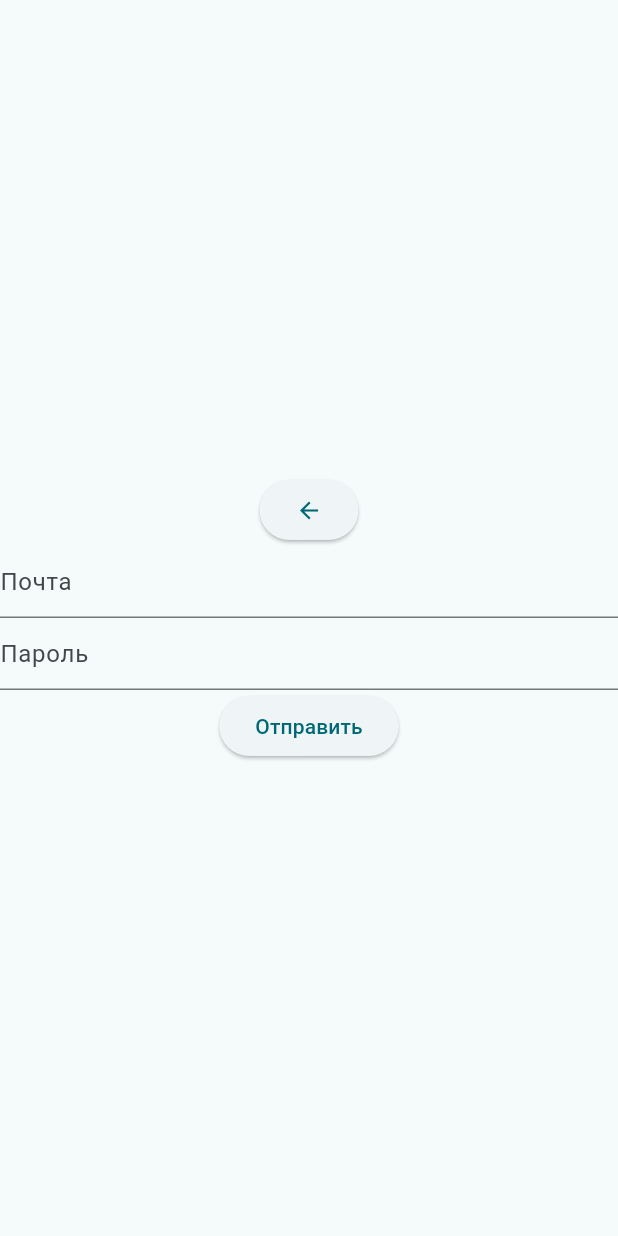
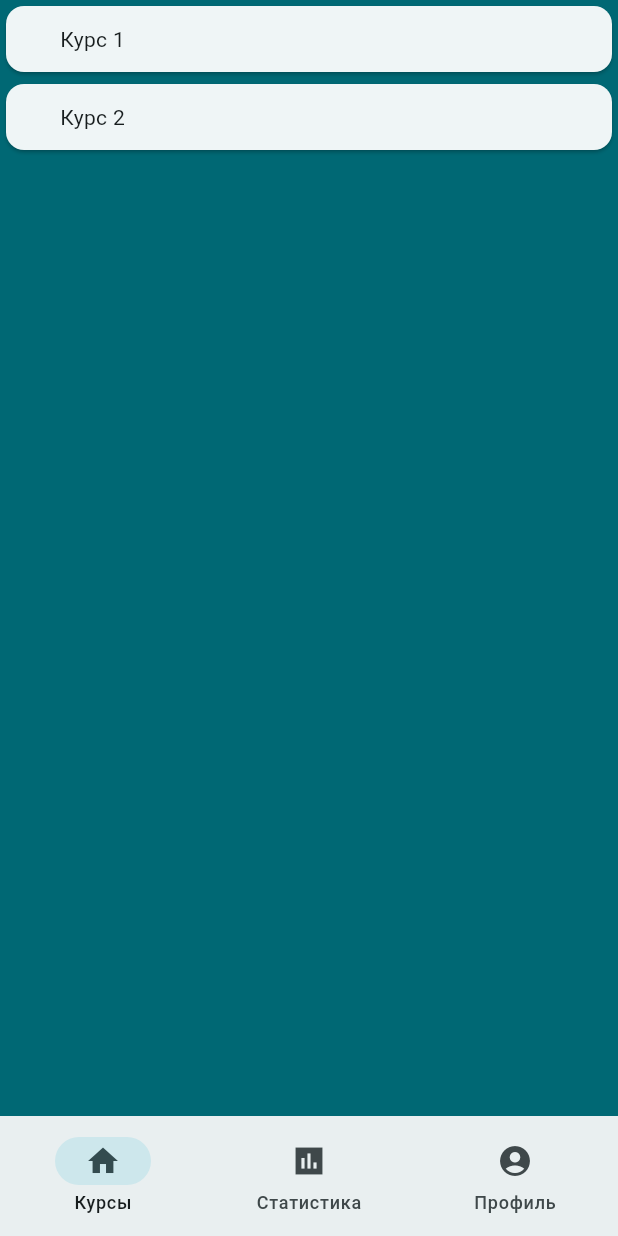
Before and after one commit to andrey-zinoviev-dev/flutter-sova, a Flutter app: the CustomForm screen opened directly, after a tap on "Отправить", on a phone screen of 412 x 824 dp. Run offline on Flutter 3.47's test engine with Material 3 defaults, Android fonts, the phone set to English and light mode, and no system bars.

Commit message:
added navigation

```diff
--- a/lib/main.dart
+++ b/lib/main.dart
@@ -28,7 +28,8 @@ class MyApp extends StatelessWidget {
         //
         // This works for code too, not just values: Most code changes can be
         // tested with just a hot reload.
-        colorScheme: ColorScheme.fromSeed(seedColor: const Color.fromARGB(255, 243, 243, 243)),
+        colorScheme: ColorScheme.fromSeed(
+            seedColor: const Color.fromARGB(255, 243, 243, 243)),
         // useMaterial3: true,
       ),
       home: const MyHomePage(title: 'Flutter Demo Home Page'),
@@ -55,7 +56,6 @@ class MyHomePage extends StatefulWidget {
 }
 
 class _MyHomePageState extends State<MyHomePage> {
-
   void _incrementCounter() {
     setState(() {
       // This call to setState tells the Flutter framework that something has
@@ -75,10 +75,7 @@ class _MyHomePageState extends State<MyHomePage> {
     // fast, so that you can just rebuild anything that needs updating rather
     // than having to individually change instances of widgets.
     return Scaffold(
-
-      body: Center(
-        child: WelcomeWidget()
-      ),
+      body: Center(child: WelcomeWidget()),
       // appBar: AppBar(
 
       // ),
@@ -99,19 +96,23 @@ class WelcomeWidget extends StatelessWidget {
 
   @override
   Widget build(BuildContext context) {
-
-    return
-      Container(
+    return Container(
       padding: EdgeInsets.all(16.0),
       color: Color.fromRGBO(243, 243, 243, 1),
       child: Column(
         mainAxisAlignment: MainAxisAlignment.center,
-          children: [Text("SOVA", style: TextStyle(
-            fontSize: 64,
-            fontWeight: FontWeight.w500
-          )), Text("Добро пожаловать! Войдите в свой профиль, чтобы приступить к занятиям."), ElevatedButton(onPressed: () {
-            Navigator.push(context, MaterialPageRoute(builder: (context) => CustomForm()));
-          }, child: Text("Войти"))],
+        children: [
+          Text("SOVA",
+              style: TextStyle(fontSize: 64, fontWeight: FontWeight.w500)),
+          Text(
+              "Добро пожаловать! Войдите в свой профиль, чтобы приступить к занятиям."),
+          ElevatedButton(
+              onPressed: () {
+                Navigator.push(context,
+                    MaterialPageRoute(builder: (context) => CustomForm()));
+              },
+              child: Text("Войти"))
+        ],
       ),
     );
     //  Column(
@@ -126,42 +127,158 @@ class WelcomeWidget extends StatelessWidget {
   }
 }
 
+class MainScreen extends StatefulWidget {
+  const MainScreen({super.key});
+
+  @override
+  State<MainScreen> createState() => _MainScreenState();
+}
+
+class _MainScreenState extends State<MainScreen> {
+  int index = 0;
+
+  @override
+  Widget build(BuildContext context) {
+    Widget screen;
+    switch (index) {
+      case 0:
+        screen = CoursesPage();
+        break;
+      case 1:
+        screen = Statspage();
+        break;
+      case 2:
+        screen = ProfilePage();
+        break;
+      default:
+        throw UnimplementedError('no widget for $index');
+    }
+    return Scaffold(
+        body: Container(
+          color: Theme.of(context).primaryColor,
+          child: screen,
+        ),
+        bottomNavigationBar: NavigationBar(
+            onDestinationSelected: (int currentIndex) {
+              setState(() {
+                index = currentIndex;
+              });
+            },
+            selectedIndex: index,
+            destinations: [
+              NavigationDestination(icon: Icon(Icons.home), label: "Курсы"),
+              NavigationDestination(
+                  icon: Icon(Icons.assessment_sharp), label: "Статистика"),
+              NavigationDestination(
+                  icon: Icon(Icons.account_circle), label: "Профиль"),
+            ]));
+  }
+}
+
 class CustomForm extends StatelessWidget {
   const CustomForm({
     super.key,
   });
-
-
 
   @override
   Widget build(BuildContext context) {
     // final theme = Theme.of(context);
     return Scaffold(
       body: Center(
-        child: Form(child:
-      Column(
+        child: Padding(
+          padding: const EdgeInsets.all(8.0),
+          child: Form(
+              child: Column(
             mainAxisAlignment: MainAxisAlignment.center,
             children: [
-          ElevatedButton(onPressed: () {
+              ElevatedButton(
+                  onPressed: () {
                     Navigator.pop(context);
-          }, child: Icon(Icons.arrow_back)),
-          TextField(decoration:
-            InputDecoration(
+                  },
+                  child: Icon(Icons.arrow_back)),
+              TextField(
+                  decoration: InputDecoration(
                 border: UnderlineInputBorder(),
                 hintText: "Почта",
-            )
-          ),
-          TextField(decoration:
-            InputDecoration(
+              )),
+              TextField(
+                  decoration: InputDecoration(
                 border: UnderlineInputBorder(),
                 hintText: "Пароль",
-            )
-          ),
-          ElevatedButton(onPressed: () {}, child: Text("Отправить"))
+              )),
+              ElevatedButton(
+                  onPressed: () {
+                    Navigator.push(context,
+                        MaterialPageRoute(builder: (context) => MainScreen()));
+                  },
+                  child: Text("Отправить"))
             ],
-      )
+          )),
         ),
       ),
     );
   }
 }
+
+class CoursesPage extends StatelessWidget {
+  const CoursesPage({super.key});
+
+  @override
+  Widget build(BuildContext context) {
+    return ListView(
+      children: [
+        CourseWidget(courseLabel: "Курс 1"),
+        CourseWidget(courseLabel: "Курс 2")
+      ],
+    );
+  }
+}
+
+class CourseWidget extends StatelessWidget {
+  const CourseWidget({
+    super.key,
+    required this.courseLabel,
+  });
+
+  final String courseLabel;
+
+  @override
+  Widget build(BuildContext context) {
+    return Card(
+        child: Padding(
+      padding: const EdgeInsets.symmetric(vertical: 12, horizontal: 36),
+      child: Text(
+        courseLabel,
+      ),
+    ));
+  }
+}
+
+class Statspage extends StatelessWidget {
+  const Statspage({super.key});
+
+  @override
+  Widget build(BuildContext context) {
+    return Center(
+      child: Text("Статистика занятий"),
+    );
+  }
+}
+
+class ProfilePage extends StatelessWidget {
+  const ProfilePage({super.key});
+
+  @override
+  Widget build(BuildContext context) {
+    return Center(
+      child: Column(
+        mainAxisAlignment: MainAxisAlignment.center,
+        children: [
+          Text("С возвращением, Андрей!"),
+          ElevatedButton(onPressed: () {}, child: Text("Настройки")),
+          ElevatedButton(onPressed: () {}, child: Text("Выйти"))
+        ],
+      ),
+    );
+  }
+}
```
Lines whose indentation alone changed are shown as unchanged.
